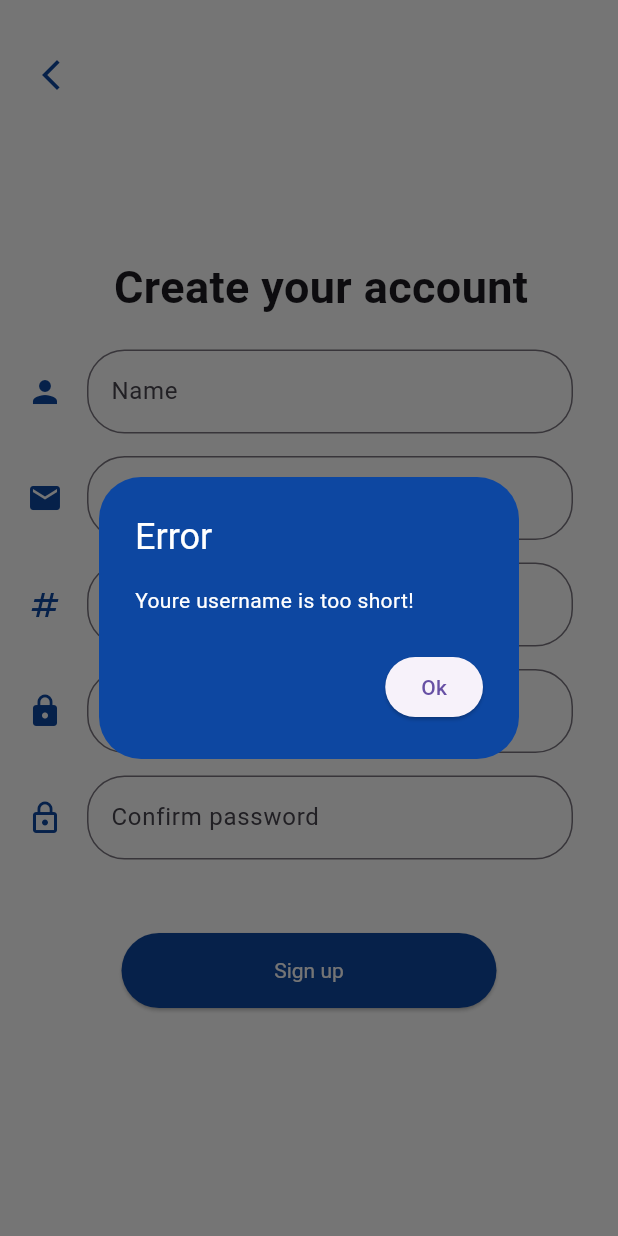
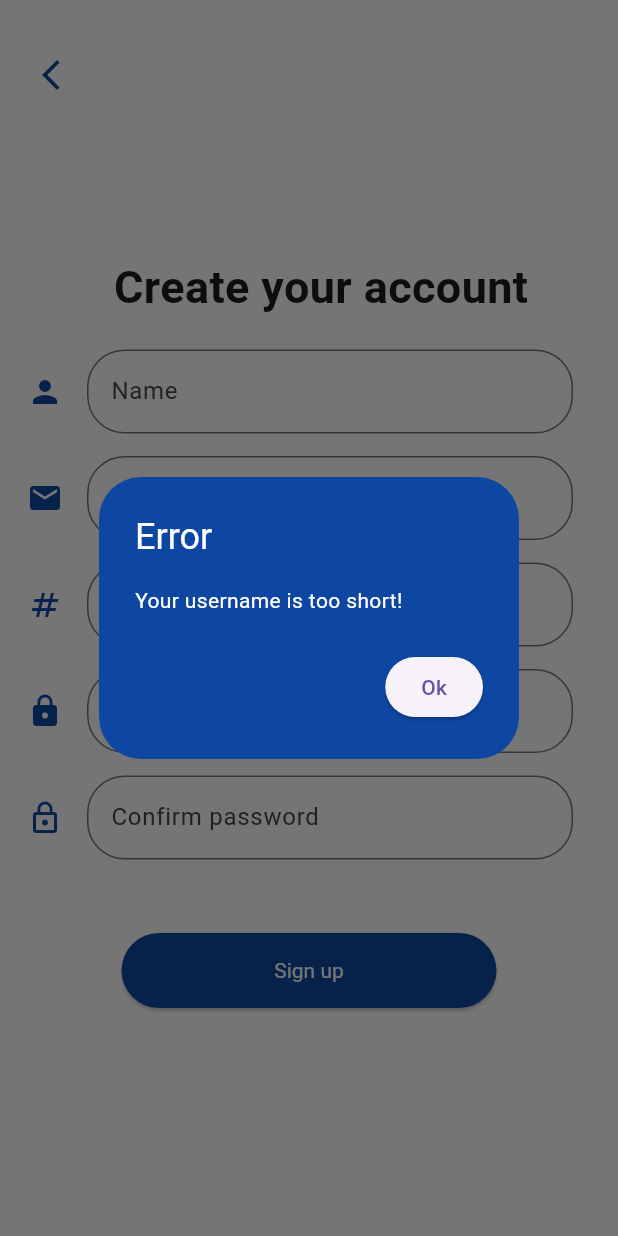
Before and after one commit to erfanPnj/final-project-AP, a Flutter app: the screen it shows after launch, after a tap on the "login" icon, after a tap on "SIGN UP!", after a tap on "Sign up", on a phone screen of 412 x 824 dp. Run offline on Flutter 3.47's test engine with Material 3 defaults, Android fonts, the phone set to English and light mode, and no system bars; missing offline and left inert: dart:ffi.

Commit message:
refactor(Signup.dart): Fix a typo

```diff
--- a/project2/lib/Signup.dart
+++ b/project2/lib/Signup.dart
@@ -50,7 +50,7 @@ class _SignupState extends State<Signup> {
                 style: TextStyle(color: Colors.white),
               ),
               content: Text(
-                "Youre username is too short!",
+                "Your username is too short!",
                 style: TextStyle(color: Colors.white),
               ),
               backgroundColor: Colors.blue.shade900,
```
Also changed, not shown: project2/pubspec.lock, 1 other file.
